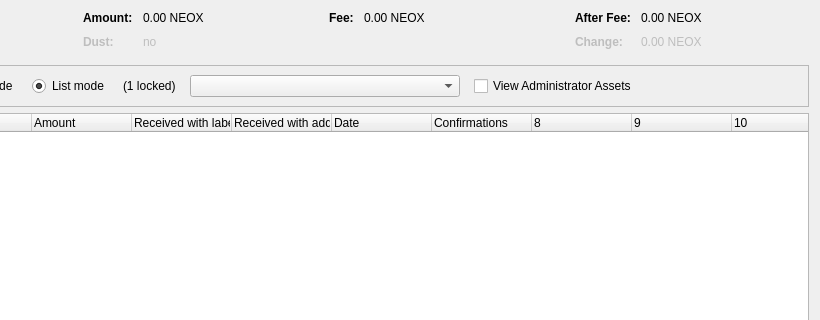
Before: the Qt Designer form src/qt/forms/assetcontroldialog.ui in 1NF1N18Y/Points-Smartnodes, drawn with Qt 5; both pictures show x 180 to 1000 and y 0 to 320 of the 1000 by 500 pixel window.
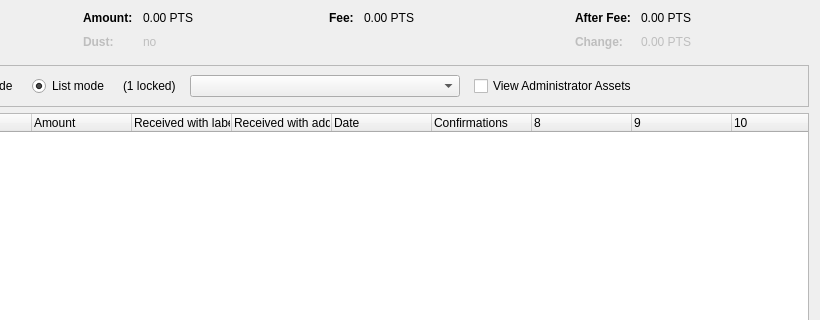
After: the same form once the commit is applied. Custom widgets are drawn as their Qt base class.

```diff
--- a/src/qt/forms/assetcontroldialog.ui
+++ b/src/qt/forms/assetcontroldialog.ui
@@ -132,7 +132,7 @@
           <enum>Qt::ActionsContextMenu</enum>
          </property>
          <property name="text">
-          <string notr="true">0.00 NEOX</string>
+          <string notr="true">0.00 PTS</string>
          </property>
          <property name="textInteractionFlags">
           <set>Qt::LinksAccessibleByMouse|Qt::TextSelectableByKeyboard|Qt::TextSelectableByMouse</set>
@@ -212,7 +212,7 @@
           <enum>Qt::ActionsContextMenu</enum>
          </property>
          <property name="text">
-          <string notr="true">0.00 NEOX</string>
+          <string notr="true">0.00 PTS</string>
          </property>
          <property name="textInteractionFlags">
           <set>Qt::LinksAccessibleByMouse|Qt::TextSelectableByKeyboard|Qt::TextSelectableByMouse</set>
@@ -257,7 +257,7 @@
           <enum>Qt::ActionsContextMenu</enum>
          </property>
          <property name="text">
-          <string notr="true">0.00 NEOX</string>
+          <string notr="true">0.00 PTS</string>
          </property>
          <property name="textInteractionFlags">
           <set>Qt::LinksAccessibleByMouse|Qt::TextSelectableByKeyboard|Qt::TextSelectableByMouse</set>
@@ -292,7 +292,7 @@
           <enum>Qt::ActionsContextMenu</enum>
          </property>
          <property name="text">
-          <string notr="true">0.00 NEOX</string>
+          <string notr="true">0.00 PTS</string>
          </property>
          <property name="textInteractionFlags">
           <set>Qt::LinksAccessibleByMouse|Qt::TextSelectableByKeyboard|Qt::TextSelectableByMouse</set>
```
